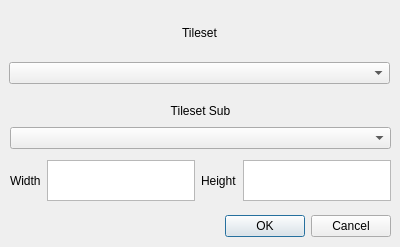
Above: Source/Dialogs/NewMapDialog.ui from OpenFodder/editor before the change. Below: the same form after it.
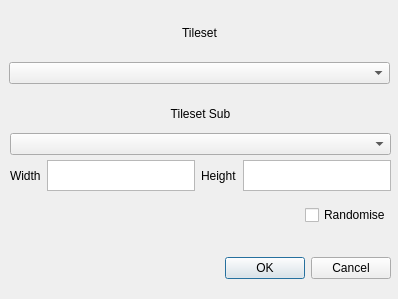
That is the form after the change.

Commit message: Add a randomise option to the create map dialog

The edit to the form file:
```diff
--- a/Source/Dialogs/NewMapDialog.ui
+++ b/Source/Dialogs/NewMapDialog.ui
@@ -6,8 +6,8 @@
    <rect>
     <x>0</x>
     <y>0</y>
-    <width>400</width>
-    <height>247</height>
+    <width>398</width>
+    <height>299</height>
    </rect>
   </property>
   <property name="windowTitle">
@@ -17,9 +17,9 @@
    <property name="geometry">
     <rect>
      <x>40</x>
-     <y>210</y>
+     <y>250</y>
      <width>351</width>
-     <height>33</height>
+     <height>36</height>
     </rect>
    </property>
    <layout class="QHBoxLayout">
@@ -98,7 +98,7 @@
      <x>10</x>
      <y>160</y>
      <width>381</width>
-     <height>41</height>
+     <height>31</height>
     </rect>
    </property>
    <layout class="QHBoxLayout" name="horizontalLayout">
@@ -130,7 +130,7 @@
      <x>10</x>
      <y>100</y>
      <width>381</width>
-     <height>49</height>
+     <height>55</height>
     </rect>
    </property>
    <layout class="QVBoxLayout" name="verticalLayout_2">
@@ -149,6 +149,25 @@
     </item>
    </layout>
   </widget>
+  <widget class="QWidget" name="verticalLayoutWidget_3">
+   <property name="geometry">
+    <rect>
+     <x>10</x>
+     <y>200</y>
+     <width>381</width>
+     <height>31</height>
+    </rect>
+   </property>
+   <layout class="QVBoxLayout" name="verticalLayout_3">
+    <item alignment="Qt::AlignRight">
+     <widget class="QCheckBox" name="mRandomise">
+      <property name="text">
+       <string>Randomise</string>
+      </property>
+     </widget>
+    </item>
+   </layout>
+  </widget>
  </widget>
  <resources/>
  <connections>
```
The commit also changes 5 other files.
